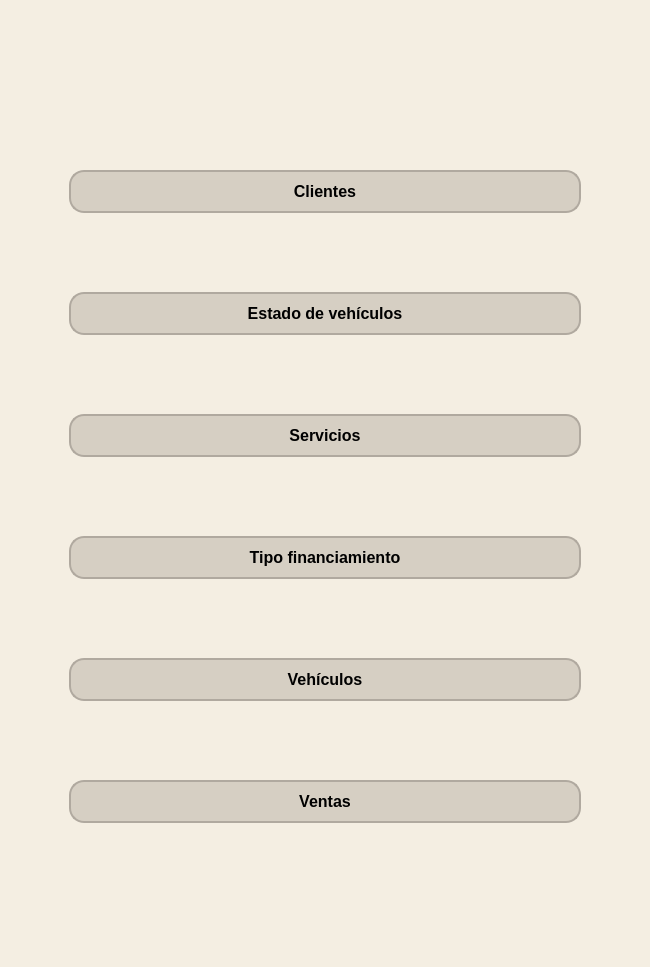
This is src/gui/inicio.ui in GabrielTrejo1/Prueba as Qt 5 draws it before an edit. The edited form follows.
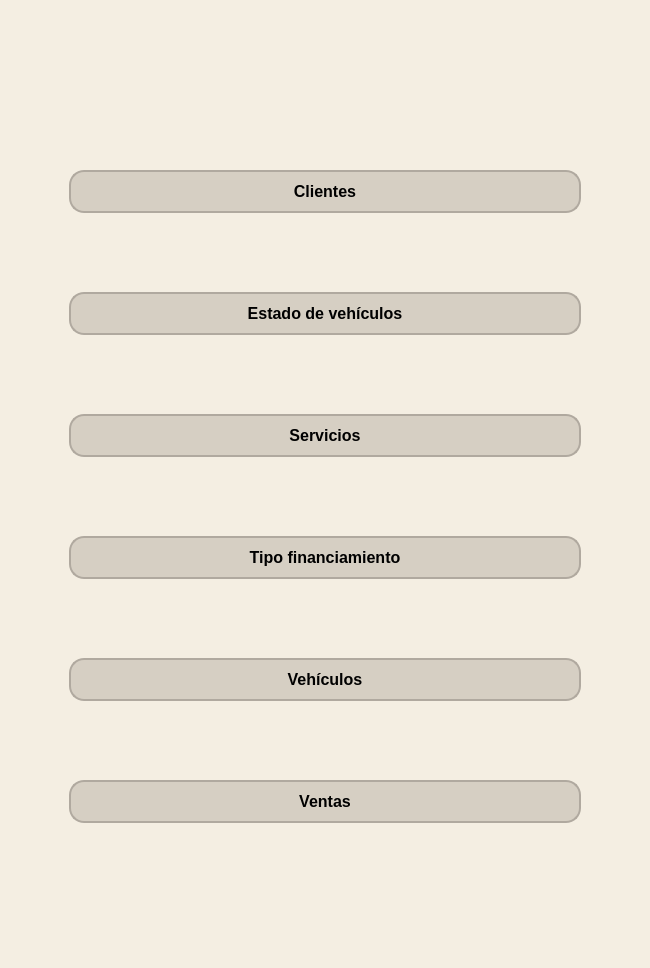
This is the edited form. Icons and pictures are not drawn.

Patch:
```diff
--- a/src/gui/inicio.ui
+++ b/src/gui/inicio.ui
@@ -7,7 +7,7 @@
     <x>0</x>
     <y>0</y>
     <width>650</width>
-    <height>967</height>
+    <height>968</height>
    </rect>
   </property>
   <property name="sizePolicy">
```
Left out of the diff: 458 changed lines with no effect on the pictures.
